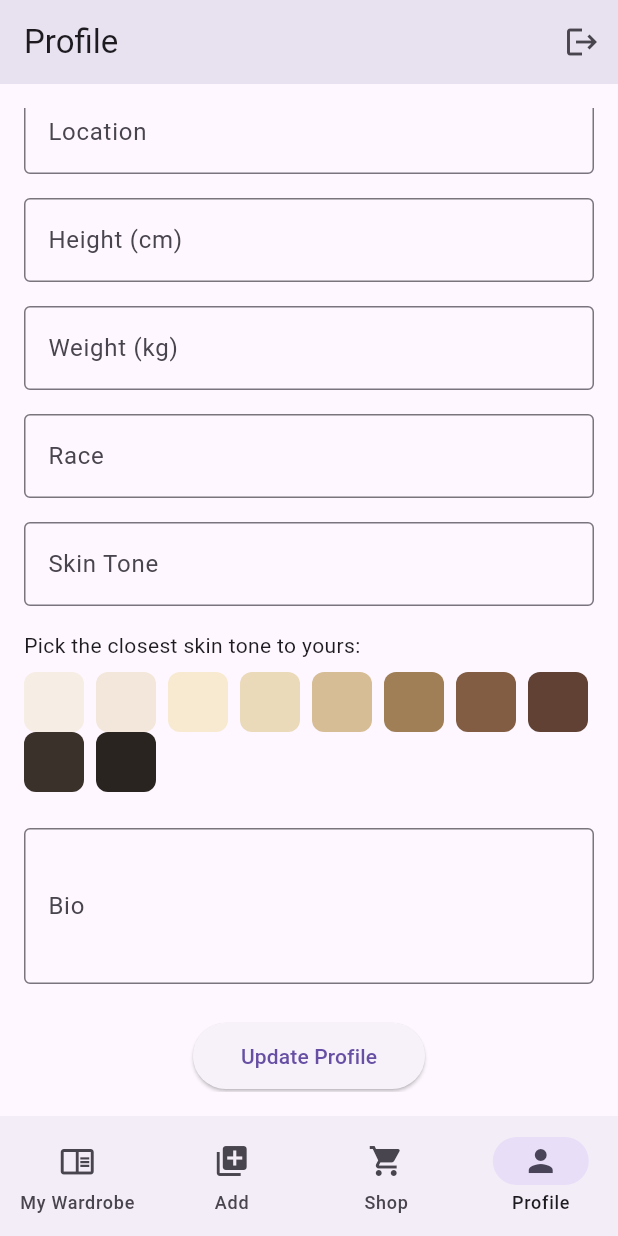
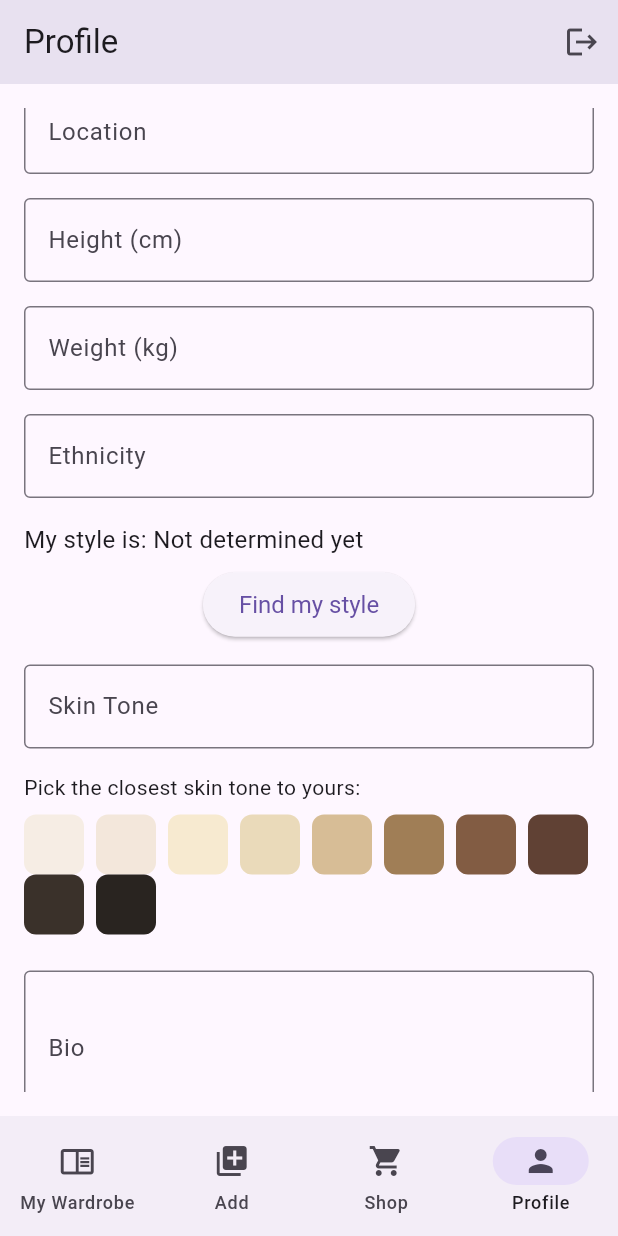
Before and after one commit to chienshyong/kagame_app, a Flutter app: the ProfilePage screen opened by its route, scrolled down 269 dp, on a phone screen of 412 x 824 dp. Run offline on Flutter 3.47's test engine with Material 3 defaults, Android fonts, the phone set to English and light mode, and no system bars; our stand-ins replace flutter_secure_storage, go_router, image_picker; missing offline and left inert: material_tag_editor; accounts and stored records are empty; network calls fail.

Commit message:
style quiz in profile page

```diff
--- a/lib/profile/profile.dart
+++ b/lib/profile/profile.dart
@@ -3,6 +3,8 @@ import 'package:flutter/services.dart';
 import 'package:go_router/go_router.dart';
 
 import '../services/auth_service.dart';
+
+import 'stylequiz.dart';
 
 class ProfilePage extends StatefulWidget {
   const ProfilePage({Key? key}) : super(key: key);
@@ -12,6 +14,7 @@ class ProfilePage extends StatefulWidget {
 }
 
 class _ProfilePageState extends State<ProfilePage> {
+  String _styleResult = "Not determined yet";
 
   List<Color> _skinToneColors = [
     const Color(0xFFf6ede4),
@@ -223,10 +226,36 @@ class _ProfilePageState extends State<ProfilePage> {
 
               // Race field
               _buildTextField(
-                label: 'Race',
+                label: 'Ethnicity',
                 controller: _raceController,
                 focusNode: _raceFocusNode,
                 nextFocusNode: _skinToneFocusNode,
+              ),
+              SizedBox(height: 16),
+              Text(
+                "My style is: $_styleResult",
+                style: TextStyle(fontSize: 16),
+              ),
+              SizedBox(height: 8),
+              Center(
+                child: ElevatedButton(
+                  onPressed: () async {
+                    String? result = await Navigator.push(
+                      context,
+                      MaterialPageRoute(builder: (context) => QuizPage()),
+                    );
+                    if (result != null && result.isNotEmpty) {
+                      setState(() {
+                        _styleResult = result;
+                      });
+                    }
+                  },
+                  child: Text('Find my style'),
+                  style: ElevatedButton.styleFrom(
+                    padding: EdgeInsets.symmetric(horizontal: 24, vertical: 12),
+                    textStyle: TextStyle(fontSize: 16),
+                  ),
+                ),
               ),
               SizedBox(height: 16),
 
--- a/pubspec.yaml
+++ b/pubspec.yaml
@@ -31,3 +31,4 @@ flutter:
   uses-material-design: true
   assets:
     - lib/assets/
+    - lib/assets/stylequiz/
```
Also changed, not shown: lib/profile/stylequiz.dart (added, +143 -0 lines), lib/assets/stylequiz/1A.png (added), lib/assets/stylequiz/1BHJ.png (added), lib/assets/stylequiz/1CGI.png (added), lib/assets/stylequiz/1DEF.png (added), lib/assets/stylequiz/2AC.png (added), lib/assets/stylequiz/2BJ.png (added), lib/assets/stylequiz/2DEF.png (added), lib/assets/stylequiz/2GI.png (added), lib/assets/stylequiz/2H.png (added), lib/assets/stylequiz/3AC.png (added), lib/assets/stylequiz/3BJ.png (added), lib/assets/stylequiz/3DG.png (added), lib/assets/stylequiz/3EF.png (added), 2 more files. Lines whose indentation alone changed are shown as unchanged.
